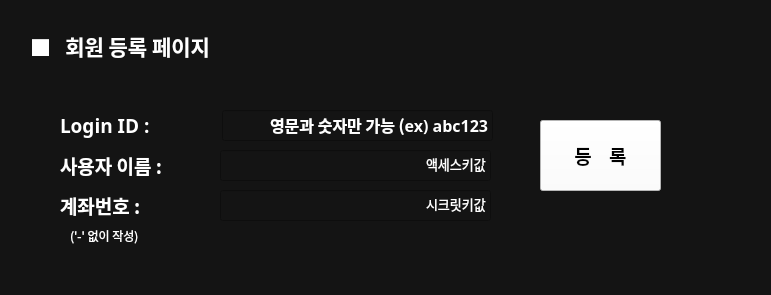
Before: the Qt Designer form WinStock_project/ui/register.ui in sun-a-i/mandleda, drawn with Qt 5.
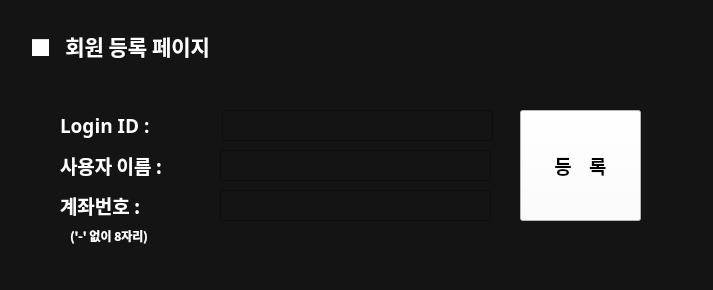
After: the same form once the commit is applied.

```diff
--- a/WinStock_project/ui/register.ui
+++ b/WinStock_project/ui/register.ui
@@ -6,8 +6,8 @@
    <rect>
     <x>0</x>
     <y>0</y>
-    <width>771</width>
-    <height>295</height>
+    <width>713</width>
+    <height>290</height>
    </rect>
   </property>
   <property name="windowTitle">
@@ -125,14 +125,14 @@
    </property>
    <property name="font">
     <font>
-     <family>Agency FB</family>
+     <family>맑은 고딕</family>
      <pointsize>10</pointsize>
-     <weight>50</weight>
-     <bold>false</bold>
+     <weight>75</weight>
+     <bold>true</bold>
     </font>
    </property>
    <property name="text">
-    <string>액세스키값</string>
+    <string/>
    </property>
    <property name="alignment">
     <set>Qt::AlignRight|Qt::AlignTrailing|Qt::AlignVCenter</set>
@@ -149,14 +149,14 @@
    </property>
    <property name="font">
     <font>
-     <family>Agency FB</family>
+     <family>맑은 고딕</family>
      <pointsize>10</pointsize>
-     <weight>50</weight>
-     <bold>false</bold>
+     <weight>75</weight>
+     <bold>true</bold>
     </font>
    </property>
    <property name="text">
-    <string>시크릿키값</string>
+    <string/>
    </property>
    <property name="alignment">
     <set>Qt::AlignRight|Qt::AlignTrailing|Qt::AlignVCenter</set>
@@ -173,14 +173,14 @@
    </property>
    <property name="font">
     <font>
-     <family>Agency FB</family>
+     <family>맑은 고딕</family>
      <pointsize>12</pointsize>
      <weight>75</weight>
      <bold>true</bold>
     </font>
    </property>
    <property name="text">
-    <string>영문과 숫자만 가능 (ex) abc123</string>
+    <string/>
    </property>
    <property name="alignment">
     <set>Qt::AlignRight|Qt::AlignTrailing|Qt::AlignVCenter</set>
@@ -189,15 +189,15 @@
   <widget class="QPushButton" name="register_btn">
    <property name="geometry">
     <rect>
-     <x>540</x>
-     <y>120</y>
+     <x>520</x>
+     <y>110</y>
      <width>121</width>
-     <height>71</height>
+     <height>111</height>
     </rect>
    </property>
    <property name="font">
     <font>
-     <family>Agency FB</family>
+     <family>맑은 고딕</family>
      <pointsize>14</pointsize>
      <weight>75</weight>
      <bold>true</bold>
@@ -223,10 +223,10 @@
    </property>
    <property name="font">
     <font>
-     <family>Agency FB</family>
+     <family>맑은 고딕</family>
      <pointsize>9</pointsize>
-     <weight>50</weight>
-     <bold>false</bold>
+     <weight>75</weight>
+     <bold>true</bold>
     </font>
    </property>
    <property name="styleSheet">
@@ -234,7 +234,7 @@
 </string>
    </property>
    <property name="text">
-    <string>('-' 없이 작성)</string>
+    <string>('-' 없이 8자리)</string>
    </property>
   </widget>
  </widget>
```
Left out of the diff: 8 changed lines with no effect on the pictures.
